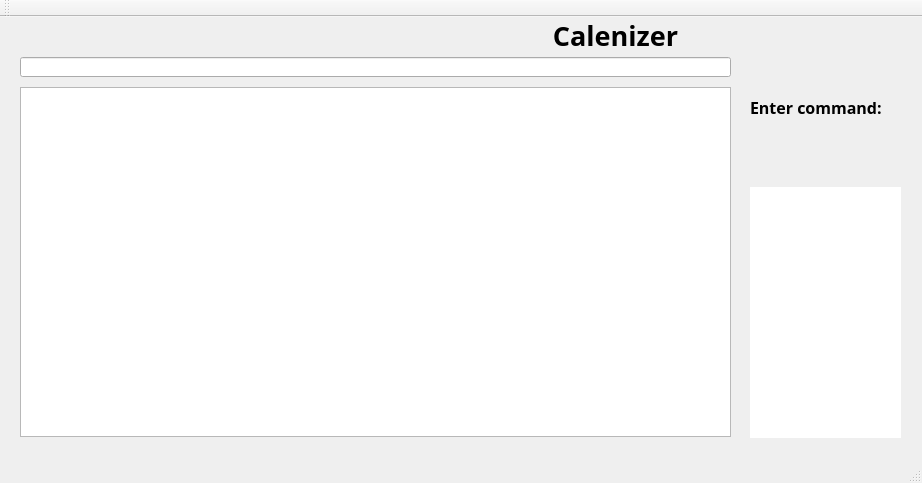
tanshuyan/cs2103jan2014-f12-4c, file CalenizerGUI/calenizergui.ui: the form before one commit.
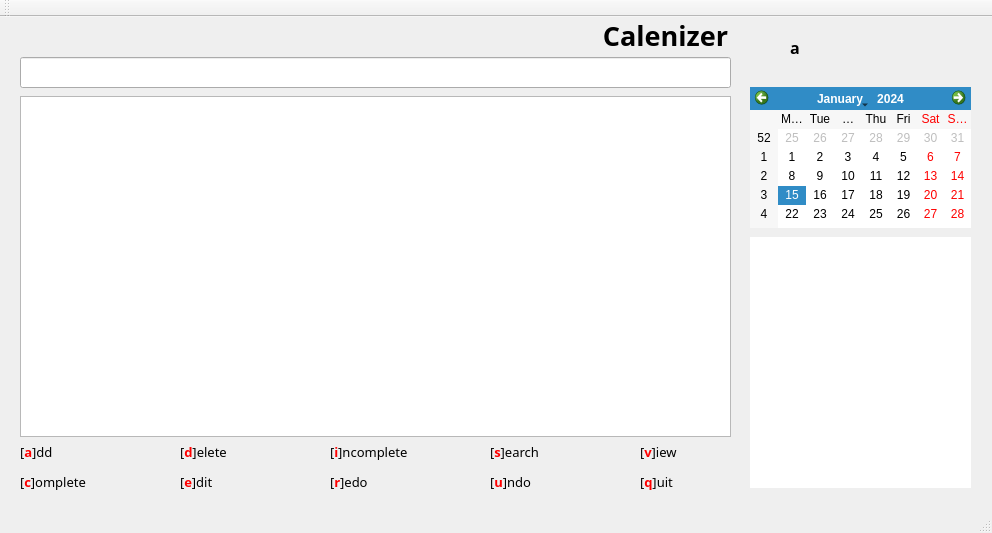
The form after the commit.

Commit message: added calendar and legend of commands for GUI

Patch:
```diff
--- a/CalenizerGUI/calenizergui.ui
+++ b/CalenizerGUI/calenizergui.ui
@@ -6,8 +6,8 @@
    <rect>
     <x>0</x>
     <y>0</y>
-    <width>922</width>
-    <height>483</height>
+    <width>992</width>
+    <height>533</height>
    </rect>
   </property>
   <property name="windowTitle">
@@ -17,10 +17,10 @@
    <widget class="QLabel" name="label">
     <property name="geometry">
      <rect>
-      <x>750</x>
-      <y>40</y>
+      <x>790</x>
+      <y>0</y>
       <width>151</width>
-      <height>101</height>
+      <height>61</height>
      </rect>
     </property>
     <property name="font">
@@ -35,7 +35,7 @@
      <enum>Qt::RightToLeft</enum>
     </property>
     <property name="text">
-     <string>Enter command:</string>
+     <string>a</string>
     </property>
    </widget>
    <widget class="QLineEdit" name="lineEdit">
@@ -44,7 +44,7 @@
       <x>20</x>
       <y>40</y>
       <width>711</width>
-      <height>20</height>
+      <height>31</height>
      </rect>
     </property>
     <property name="font">
@@ -57,8 +57,8 @@
     <property name="geometry">
      <rect>
       <x>750</x>
-      <y>170</y>
-      <width>151</width>
+      <y>220</y>
+      <width>221</width>
       <height>251</height>
      </rect>
     </property>
@@ -98,7 +98,7 @@
    <widget class="QLabel" name="label_2">
     <property name="geometry">
      <rect>
-      <x>550</x>
+      <x>600</x>
       <y>0</y>
       <width>131</width>
       <height>31</height>
@@ -118,9 +118,9 @@
     <property name="geometry">
      <rect>
       <x>20</x>
-      <y>70</y>
+      <y>79</y>
       <width>711</width>
-      <height>350</height>
+      <height>341</height>
      </rect>
     </property>
     <property name="font">
@@ -174,7 +174,7 @@
      <enum>Qt::ElideNone</enum>
     </property>
     <property name="sortingEnabled">
-     <bool>true</bool>
+     <bool>false</bool>
     </property>
     <property name="cornerButtonEnabled">
      <bool>false</bool>
@@ -189,6 +189,112 @@
      <bool>true</bool>
     </attribute>
    </widget>
+   <widget class="QCalendarWidget" name="calendarWidget">
+    <property name="geometry">
+     <rect>
+      <x>750</x>
+      <y>70</y>
+      <width>221</width>
+      <height>141</height>
+     </rect>
+    </property>
+    <property name="autoFillBackground">
+     <bool>true</bool>
+    </property>
+   </widget>
+   <widget class="QLabel" name="label_3">
+    <property name="geometry">
+     <rect>
+      <x>20</x>
+      <y>420</y>
+      <width>141</width>
+      <height>61</height>
+     </rect>
+    </property>
+    <property name="font">
+     <font>
+      <family>Malgun Gothic</family>
+      <weight>50</weight>
+      <bold>false</bold>
+     </font>
+    </property>
+    <property name="text">
+     <string>&lt;html&gt;&lt;head/&gt;&lt;body&gt;&lt;p&gt;&lt;span style=&quot; font-size:10pt;&quot;&gt;[&lt;/span&gt;&lt;span style=&quot; font-size:10pt; font-weight:600; color:#ff0000;&quot;&gt;a&lt;/span&gt;&lt;span style=&quot; font-size:10pt;&quot;&gt;]dd &lt;/span&gt;&lt;/p&gt;&lt;p&gt;&lt;span style=&quot; font-size:10pt;&quot;&gt;[&lt;/span&gt;&lt;span style=&quot; font-size:10pt; font-weight:600; color:#ff0000;&quot;&gt;c&lt;/span&gt;&lt;span style=&quot; font-size:10pt;&quot;&gt;]omplete &lt;/span&gt;&lt;/p&gt;&lt;/body&gt;&lt;/html&gt;</string>
+    </property>
+   </widget>
+   <widget class="QLabel" name="label_4">
+    <property name="geometry">
+     <rect>
+      <x>640</x>
+      <y>420</y>
+      <width>71</width>
+      <height>61</height>
+     </rect>
+    </property>
+    <property name="font">
+     <font>
+      <family>Malgun Gothic</family>
+     </font>
+    </property>
+    <property name="text">
+     <string>&lt;html&gt;&lt;head/&gt;&lt;body&gt;&lt;p&gt;&lt;span style=&quot; font-size:10pt;&quot;&gt;[&lt;/span&gt;&lt;span style=&quot; font-size:10pt; font-weight:600; color:#ff0000;&quot;&gt;v&lt;/span&gt;&lt;span style=&quot; font-size:10pt;&quot;&gt;]iew &lt;/span&gt;&lt;/p&gt;&lt;p&gt;&lt;span style=&quot; font-size:10pt;&quot;&gt;[&lt;/span&gt;&lt;span style=&quot; font-size:10pt; font-weight:600; color:#ff0000;&quot;&gt;q&lt;/span&gt;&lt;span style=&quot; font-size:10pt;&quot;&gt;]uit&lt;/span&gt;&lt;/p&gt;&lt;/body&gt;&lt;/html&gt;</string>
+    </property>
+   </widget>
+   <widget class="QLabel" name="label_5">
+    <property name="geometry">
+     <rect>
+      <x>490</x>
+      <y>420</y>
+      <width>111</width>
+      <height>61</height>
+     </rect>
+    </property>
+    <property name="font">
+     <font>
+      <family>Malgun Gothic</family>
+     </font>
+    </property>
+    <property name="text">
+     <string>&lt;html&gt;&lt;head/&gt;&lt;body&gt;&lt;p&gt;&lt;span style=&quot; font-size:10pt;&quot;&gt;[&lt;/span&gt;&lt;span style=&quot; font-size:10pt; font-weight:600; color:#ff0000;&quot;&gt;s&lt;/span&gt;&lt;span style=&quot; font-size:10pt;&quot;&gt;]earch &lt;/span&gt;&lt;/p&gt;&lt;p&gt;&lt;span style=&quot; font-size:10pt;&quot;&gt;[&lt;/span&gt;&lt;span style=&quot; font-size:10pt; font-weight:600; color:#ff0000;&quot;&gt;u&lt;/span&gt;&lt;span style=&quot; font-size:10pt;&quot;&gt;]ndo&lt;/span&gt;&lt;/p&gt;&lt;/body&gt;&lt;/html&gt;</string>
+    </property>
+   </widget>
+   <widget class="QLabel" name="label_6">
+    <property name="geometry">
+     <rect>
+      <x>330</x>
+      <y>420</y>
+      <width>151</width>
+      <height>61</height>
+     </rect>
+    </property>
+    <property name="font">
+     <font>
+      <family>Malgun Gothic</family>
+     </font>
+    </property>
+    <property name="text">
+     <string>&lt;html&gt;&lt;head/&gt;&lt;body&gt;&lt;p&gt;&lt;span style=&quot; font-size:10pt;&quot;&gt;[&lt;/span&gt;&lt;span style=&quot; font-size:10pt; font-weight:600; color:#ff0000;&quot;&gt;i&lt;/span&gt;&lt;span style=&quot; font-size:10pt;&quot;&gt;]ncomplete &lt;/span&gt;&lt;/p&gt;&lt;p&gt;&lt;span style=&quot; font-size:10pt;&quot;&gt;[&lt;/span&gt;&lt;span style=&quot; font-size:10pt; font-weight:600; color:#ff0000;&quot;&gt;r&lt;/span&gt;&lt;span style=&quot; font-size:10pt;&quot;&gt;]edo &lt;/span&gt;&lt;/p&gt;&lt;/body&gt;&lt;/html&gt;</string>
+    </property>
+   </widget>
+   <widget class="QLabel" name="label_7">
+    <property name="geometry">
+     <rect>
+      <x>180</x>
+      <y>420</y>
+      <width>131</width>
+      <height>61</height>
+     </rect>
+    </property>
+    <property name="font">
+     <font>
+      <family>Malgun Gothic</family>
+      <pointsize>8</pointsize>
+     </font>
+    </property>
+    <property name="text">
+     <string>&lt;html&gt;&lt;head/&gt;&lt;body&gt;&lt;p&gt;&lt;span style=&quot; font-size:10pt;&quot;&gt;[&lt;/span&gt;&lt;span style=&quot; font-size:10pt; font-weight:600; color:#ff0000;&quot;&gt;d&lt;/span&gt;&lt;span style=&quot; font-size:10pt;&quot;&gt;]elete &lt;/span&gt;&lt;/p&gt;&lt;p&gt;&lt;span style=&quot; font-size:10pt;&quot;&gt;[&lt;/span&gt;&lt;span style=&quot; font-size:10pt; font-weight:600; color:#ff0000;&quot;&gt;e&lt;/span&gt;&lt;span style=&quot; font-size:10pt;&quot;&gt;]dit &lt;/span&gt;&lt;/p&gt;&lt;/body&gt;&lt;/html&gt;</string>
+    </property>
+   </widget>
   </widget>
   <widget class="QMenuBar" name="menuBar">
    <property name="geometry">
```
Left out of the diff: 2 changed lines with no effect on the pictures. The commit also changes 23 other files.
